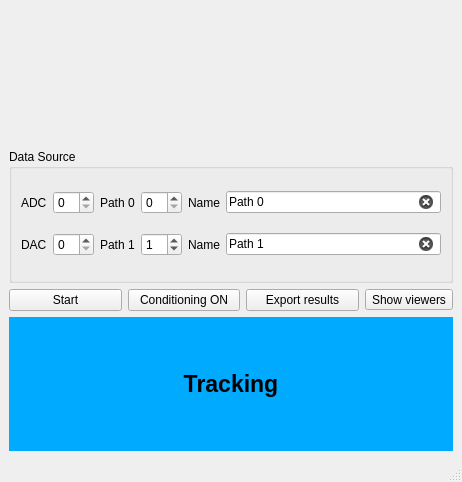
Old version of the form src/scipyen/ephys/LTPOnline.ui in the repository ctigaret/scipyen.
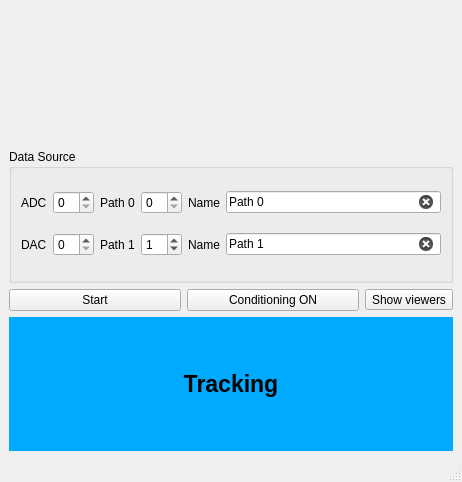
New version of the form. Icons and pictures are not drawn. Custom widgets are drawn as their Qt base class.

```diff
--- a/src/scipyen/ephys/LTPOnline.ui
+++ b/src/scipyen/ephys/LTPOnline.ui
@@ -242,25 +242,6 @@
           </property>
          </widget>
         </item>
-        <item>
-         <widget class="QPushButton" name="exportResultsPushButton">
-          <property name="enabled">
-           <bool>true</bool>
-          </property>
-          <property name="toolTip">
-           <string>Export results to workspace</string>
-          </property>
-          <property name="statusTip">
-           <string>Export results to workspace</string>
-          </property>
-          <property name="whatsThis">
-           <string>Export results to workspace</string>
-          </property>
-          <property name="text">
-           <string>Export results</string>
-          </property>
-         </widget>
-        </item>
         <item>
          <widget class="QToolButton" name="showViewersToolButton">
           <property name="toolTip">
```
